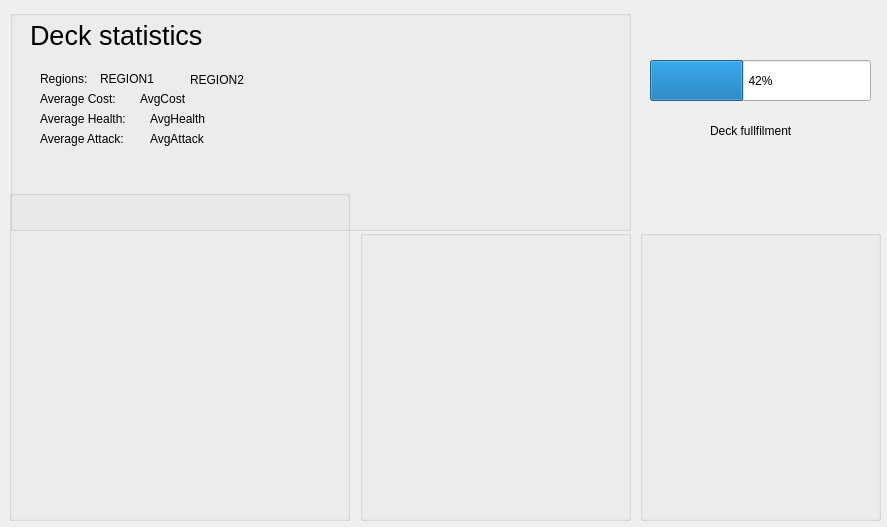
Before: the Qt Designer form deckwindow.ui in marcinwozniak0/BakcylProgramowania_2020, drawn with Qt 5.
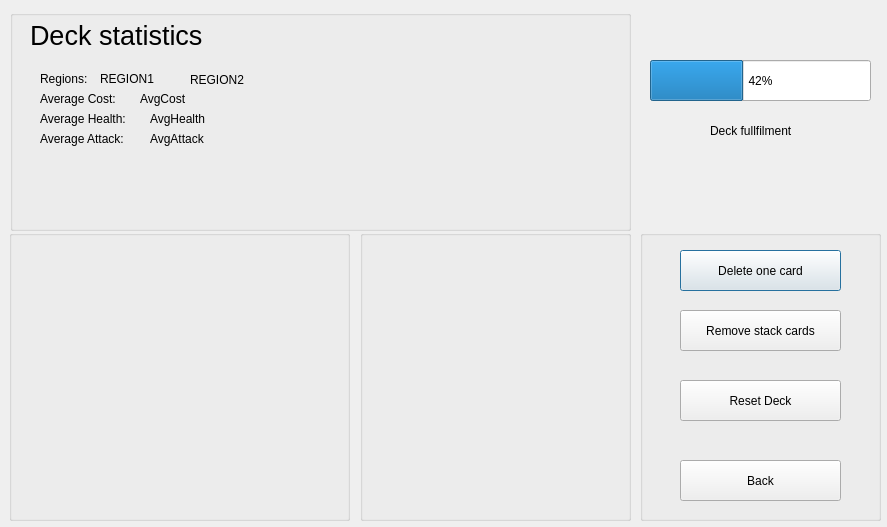
After: the same form once the commit is applied.

Commit message: Connect cardButtons in DeckWindow and add funcionality to reset deck button

Diff of the .ui file:
```diff
--- a/deckwindow.ui
+++ b/deckwindow.ui
@@ -189,6 +189,58 @@
    <property name="title">
     <string/>
    </property>
+   <widget class="QPushButton" name="DeleteCard_B">
+    <property name="geometry">
+     <rect>
+      <x>40</x>
+      <y>20</y>
+      <width>161</width>
+      <height>41</height>
+     </rect>
+    </property>
+    <property name="text">
+     <string>Delete one card</string>
+    </property>
+   </widget>
+   <widget class="QPushButton" name="Back_B">
+    <property name="geometry">
+     <rect>
+      <x>40</x>
+      <y>230</y>
+      <width>161</width>
+      <height>41</height>
+     </rect>
+    </property>
+    <property name="text">
+     <string>Back</string>
+    </property>
+   </widget>
+   <widget class="QPushButton" name="RemoveStackCard_B">
+    <property name="geometry">
+     <rect>
+      <x>40</x>
+      <y>80</y>
+      <width>161</width>
+      <height>41</height>
+     </rect>
+    </property>
+    <property name="text">
+     <string>Remove stack cards</string>
+    </property>
+   </widget>
+   <widget class="QPushButton" name="ResetDeck_B">
+    <property name="geometry">
+     <rect>
+      <x>40</x>
+      <y>150</y>
+      <width>161</width>
+      <height>41</height>
+     </rect>
+    </property>
+    <property name="text">
+     <string>Reset Deck</string>
+    </property>
+   </widget>
   </widget>
   <widget class="QLabel" name="label">
    <property name="geometry">
@@ -223,9 +275,9 @@
    <property name="geometry">
     <rect>
      <x>9</x>
-     <y>190</y>
+     <y>230</y>
      <width>341</width>
-     <height>331</height>
+     <height>291</height>
     </rect>
    </property>
    <property name="title">
```
The commit also changes 6 other files.
